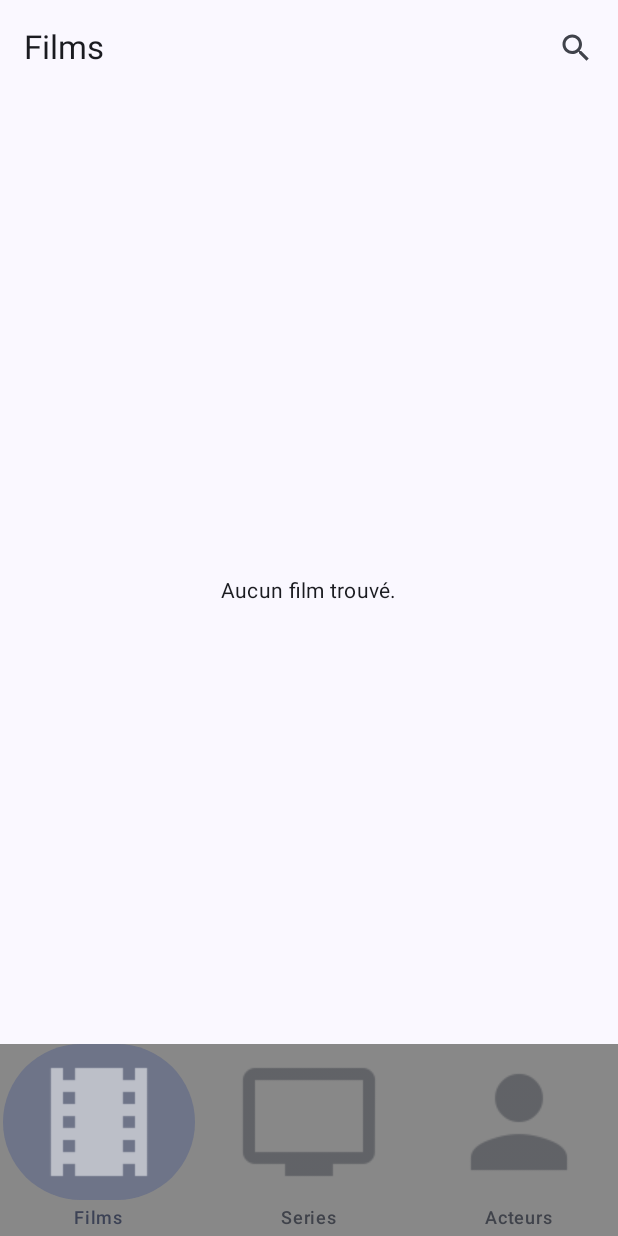
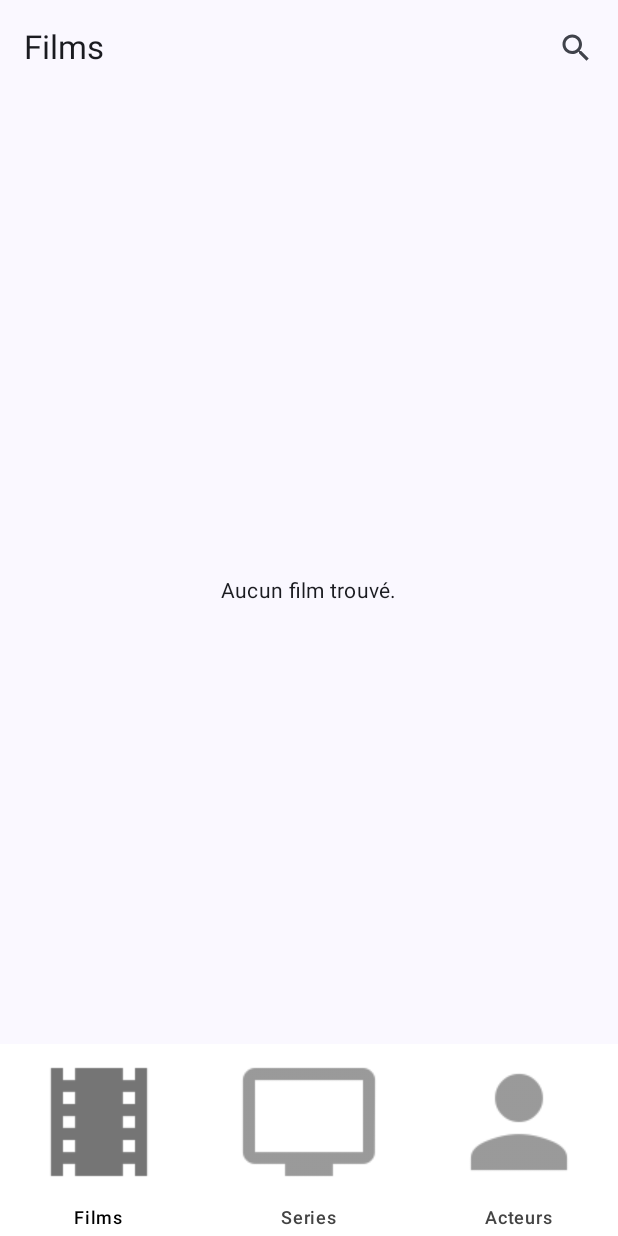
Before and after one commit to Liplaup/IMDBMovie, an Android app built with Jetpack Compose: the screen it shows after launch (MainActivity), after a tap on "Démarrer", on a phone screen of 412 x 824 dp. Run offline under Robolectric (Android 15) with nearby library versions, the phone set to English and light mode, and no system bars; pictures from the network do not load.

Commit message:
Responsive AppNav v2

```diff
--- a/app/src/main/java/com/example/myapplication/FilmsScreen.kt
+++ b/app/src/main/java/com/example/myapplication/FilmsScreen.kt
@@ -1,5 +1,6 @@
 package com.example.myapplication
 
+import android.content.res.Configuration
 import androidx.compose.foundation.clickable
 import androidx.compose.foundation.layout.Box
 import androidx.compose.foundation.layout.Column
@@ -7,6 +8,7 @@ import androidx.compose.foundation.layout.fillMaxSize
 import androidx.compose.foundation.layout.fillMaxWidth
 import androidx.compose.foundation.layout.height
 import androidx.compose.foundation.layout.padding
+import androidx.compose.foundation.layout.wrapContentHeight
 import androidx.compose.foundation.lazy.grid.GridCells
 import androidx.compose.foundation.lazy.grid.LazyVerticalGrid
 import androidx.compose.foundation.lazy.grid.items
@@ -31,6 +33,7 @@ import androidx.compose.runtime.remember
 import androidx.compose.runtime.setValue
 import androidx.compose.ui.Alignment
 import androidx.compose.ui.Modifier
+import androidx.compose.ui.platform.LocalConfiguration
 import androidx.compose.ui.text.font.FontWeight
 import androidx.compose.ui.text.input.TextFieldValue
 import androidx.compose.ui.text.style.TextAlign
@@ -43,6 +46,8 @@ fun FilmCard(tmdbMovie: TmdbMovie, navController: NavController) {
     Card(
         modifier = Modifier
             .padding(8.dp)
+            .fillMaxWidth()
+            .wrapContentHeight()
             .clickable { navController.navigate("movieDetail/${tmdbMovie.id}") },
         elevation = CardDefaults.cardElevation(defaultElevation = 8.dp)
     ) {
@@ -61,21 +66,26 @@ fun FilmCard(tmdbMovie: TmdbMovie, navController: NavController) {
                 text = tmdbMovie.title,
                 fontWeight = FontWeight.Bold,
                 textAlign = TextAlign.Center,
-                modifier = Modifier.padding(top = 8.dp)
+                modifier = Modifier
+                    .fillMaxWidth()
+                    .padding(top = 8.dp)
             )
             Text(
                 text = tmdbMovie.release_date,
                 style = MaterialTheme.typography.bodySmall,
                 textAlign = TextAlign.Center,
-                modifier = Modifier.padding(top = 4.dp)
+                modifier = Modifier
+                    .fillMaxWidth()
+                    .padding(top = 4.dp)
             )
         }
     }
 }
+
 @Composable
 fun FilmsGrid(tmdbMovies: List<TmdbMovie>, navController: NavController) {
     LazyVerticalGrid(
-        columns = GridCells.Adaptive(150.dp),
+        columns = GridCells.Adaptive(minSize = 150.dp),
         modifier = Modifier
             .fillMaxSize()
             .padding(8.dp)
@@ -96,6 +106,7 @@ fun FilmsScreen(viewModel: MainViewModel, navController: NavController) {
     var isSearching by remember { mutableStateOf(false) }
     val movies by viewModel.movies.collectAsState()
     val isLoading = remember { mutableStateOf(true) }
+    val configuration = LocalConfiguration.current
 
     LaunchedEffect(Unit) {
         if (movies.isEmpty()) {
@@ -104,10 +115,12 @@ fun FilmsScreen(viewModel: MainViewModel, navController: NavController) {
         isLoading.value = false
     }
 
+    val bottomPadding = if (configuration.orientation == Configuration.ORIENTATION_LANDSCAPE) 0.dp else 100.dp
+
     Column(
         modifier = Modifier
             .fillMaxSize()
-            .padding(bottom = 100.dp)
+            .padding(bottom = bottomPadding)
     ) {
         TopAppBar(
             title = {
--- a/app/src/main/java/com/example/myapplication/MainActivity.kt
+++ b/app/src/main/java/com/example/myapplication/MainActivity.kt
@@ -6,21 +6,34 @@ import androidx.activity.ComponentActivity
 import androidx.activity.compose.setContent
 import androidx.activity.enableEdgeToEdge
 import androidx.activity.viewModels
+import androidx.compose.foundation.layout.BoxWithConstraints
+import androidx.compose.foundation.layout.Row
+import androidx.compose.foundation.layout.fillMaxHeight
+import androidx.compose.foundation.layout.fillMaxSize
+import androidx.compose.foundation.layout.fillMaxWidth
+import androidx.compose.foundation.layout.width
 import androidx.compose.material3.Icon
 import androidx.compose.material3.NavigationBar
 import androidx.compose.material3.NavigationBarItem
+import androidx.compose.material3.NavigationBarItemDefaults
+import androidx.compose.material3.NavigationRail
+import androidx.compose.material3.NavigationRailItem
+import androidx.compose.material3.NavigationRailItemDefaults
 import androidx.compose.material3.Scaffold
 import androidx.compose.material3.Text
 import androidx.compose.material3.adaptive.currentWindowAdaptiveInfo
 import androidx.compose.runtime.Composable
 import androidx.compose.runtime.getValue
+import androidx.compose.ui.Modifier
 import androidx.compose.ui.graphics.Color
 import androidx.compose.ui.res.painterResource
+import androidx.compose.ui.unit.dp
 import androidx.navigation.NavHostController
 import androidx.navigation.compose.NavHost
 import androidx.navigation.compose.composable
 import androidx.navigation.compose.currentBackStackEntryAsState
 import androidx.navigation.compose.rememberNavController
+import androidx.window.core.layout.WindowSizeClass
 import com.example.myapplication.ui.theme.MyApplicationTheme
 import kotlinx.serialization.Serializable
 
@@ -50,14 +63,128 @@ class MainActivity : ComponentActivity() {
                 val navBackStackEntry by navController.currentBackStackEntryAsState()
                 val currentDestination = navBackStackEntry?.destination
 
+                BoxWithConstraints {
+                    if (maxWidth > maxHeight) {
+                        Row {
+                            if (currentDestination?.route != "profildestination") {
+                                Navbar(navController, Modifier.fillMaxHeight().width(80.dp), isVertical = false)
+                            }
+                            NavHostContainer(navController, viewModel, Modifier.fillMaxHeight().weight(1f), windowSizeClass)
+                        }
+                    } else {
                         Scaffold(
                             bottomBar = {
                                 if (currentDestination?.route != "profildestination") {
-                            Navbar(navController)
+                                    Navbar(navController, Modifier.fillMaxWidth(), isVertical = true)
                                 }
                             }
                         ) {
-                    NavHost(navController = navController, startDestination = "profildestination") {
+                            NavHostContainer(navController, viewModel, Modifier.fillMaxSize(), windowSizeClass)
+                        }
+                    }
+                }
+            }
+        }
+    }
+}
+@Composable
+fun Navbar(navController: NavHostController, modifier: Modifier, isVertical: Boolean) {
+    if (isVertical) {
+        NavigationBar(
+            containerColor = Color.White,
+            modifier = modifier
+        ) {
+            NavigationBarItem(
+                icon = { Icon(painterResource(id = R.drawable.ic_films), contentDescription = "Films") },
+                label = { Text("Films") },
+                selected = navController.currentDestination?.route == "filmsdestination",
+                onClick = { navController.navigate("filmsdestination") },
+                colors = NavigationBarItemDefaults.colors(
+                    selectedIconColor = Color.Black,
+                    selectedTextColor = Color.Black,
+                    unselectedIconColor = Color.DarkGray,
+                    unselectedTextColor = Color.DarkGray,
+                    indicatorColor = Color.Transparent
+                )
+            )
+            NavigationBarItem(
+                icon = { Icon(painterResource(id = R.drawable.ic_series), contentDescription = "Series") },
+                label = { Text("Series") },
+                selected = navController.currentDestination?.route == "seriesdestination",
+                onClick = { navController.navigate("seriesdestination") },
+                colors = NavigationBarItemDefaults.colors(
+                    selectedIconColor = Color.Black,
+                    selectedTextColor = Color.Black,
+                    unselectedIconColor = Color.DarkGray,
+                    unselectedTextColor = Color.DarkGray,
+                    indicatorColor = Color.Transparent
+                )
+            )
+            NavigationBarItem(
+                icon = { Icon(painterResource(id = R.drawable.ic_action_person), contentDescription = "Acteurs") },
+                label = { Text("Acteurs") },
+                selected = navController.currentDestination?.route == "acteursdestination",
+                onClick = { navController.navigate("acteursdestination") },
+                colors = NavigationBarItemDefaults.colors(
+                    selectedIconColor = Color.Black,
+                    selectedTextColor = Color.Black,
+                    unselectedIconColor = Color.DarkGray,
+                    unselectedTextColor = Color.DarkGray,
+                    indicatorColor = Color.Transparent
+                )
+            )
+        }
+    } else {
+        NavigationRail(
+            containerColor = Color.White,
+            modifier = modifier.fillMaxHeight()
+        ) {
+            NavigationRailItem(
+                icon = { Icon(painterResource(id = R.drawable.ic_films), contentDescription = "Films") },
+                label = { Text("Films") },
+                selected = navController.currentDestination?.route == "filmsdestination",
+                onClick = { navController.navigate("filmsdestination") },
+                colors = NavigationRailItemDefaults.colors(
+                    selectedIconColor = Color.Black,
+                    selectedTextColor = Color.Black,
+                    unselectedIconColor = Color.DarkGray,
+                    unselectedTextColor = Color.DarkGray,
+                    indicatorColor = Color.Transparent
+                )
+            )
+            NavigationRailItem(
+                icon = { Icon(painterResource(id = R.drawable.ic_series), contentDescription = "Series") },
+                label = { Text("Series") },
+                selected = navController.currentDestination?.route == "seriesdestination",
+                onClick = { navController.navigate("seriesdestination") },
+                colors = NavigationRailItemDefaults.colors(
+                    selectedIconColor = Color.Black,
+                    selectedTextColor = Color.Black,
+                    unselectedIconColor = Color.DarkGray,
+                    unselectedTextColor = Color.DarkGray,
+                    indicatorColor = Color.Transparent
+                )
+            )
+            NavigationRailItem(
+                icon = { Icon(painterResource(id = R.drawable.ic_action_person), contentDescription = "Acteurs") },
+                label = { Text("Acteurs") },
+                selected = navController.currentDestination?.route == "acteursdestination",
+                onClick = { navController.navigate("acteursdestination") },
+                colors = NavigationRailItemDefaults.colors(
+                    selectedIconColor = Color.Black,
+                    selectedTextColor = Color.Black,
+                    unselectedIconColor = Color.DarkGray,
+                    unselectedTextColor = Color.DarkGray,
+                    indicatorColor = Color.Transparent
+                )
+            )
+        }
+    }
+}
+
+@Composable
+fun NavHostContainer(navController: NavHostController, viewModel: MainViewModel, modifier: Modifier, windowSizeClass: WindowSizeClass) {
+    NavHost(navController = navController, startDestination = "profildestination", modifier = modifier) {
         composable("profildestination") {
             ProfileView(windowSizeClass) { navController.navigate("filmsdestination") }
         }
@@ -80,33 +207,3 @@ class MainActivity : ComponentActivity() {
         }
     }
 }
-            }
-        }
-    }
-}
-
-@Composable
-fun Navbar(navController: NavHostController) {
-    NavigationBar(
-        containerColor = Color.Gray
-    ) {
-        NavigationBarItem(
-            icon = { Icon(painterResource(id = R.drawable.ic_films), contentDescription = "Films") },
-            label = { Text("Films") },
-            selected = navController.currentDestination?.route == "filmsdestination",
-            onClick = { navController.navigate("filmsdestination") }
-        )
-        NavigationBarItem(
-            icon = { Icon(painterResource(id = R.drawable.ic_series), contentDescription = "Series") },
-            label = { Text("Series") },
-            selected = navController.currentDestination?.route == "seriesdestination",
-            onClick = { navController.navigate("seriesdestination") }
-        )
-        NavigationBarItem(
-            icon = { Icon(painterResource(id = R.drawable.ic_action_person), contentDescription = "Acteurs") },
-            label = { Text("Acteurs") },
-            selected = navController.currentDestination?.route == "acteursdestination",
-            onClick = { navController.navigate("acteursdestination") }
-        )
-    }
-}
```
Also changed, not shown: app/src/main/java/com/example/myapplication/ActorsScreen.kt (+6 -1 lines), app/src/main/java/com/example/myapplication/SeriesScreen.kt (+6 -1 lines). Lines whose indentation alone changed are shown as unchanged.
